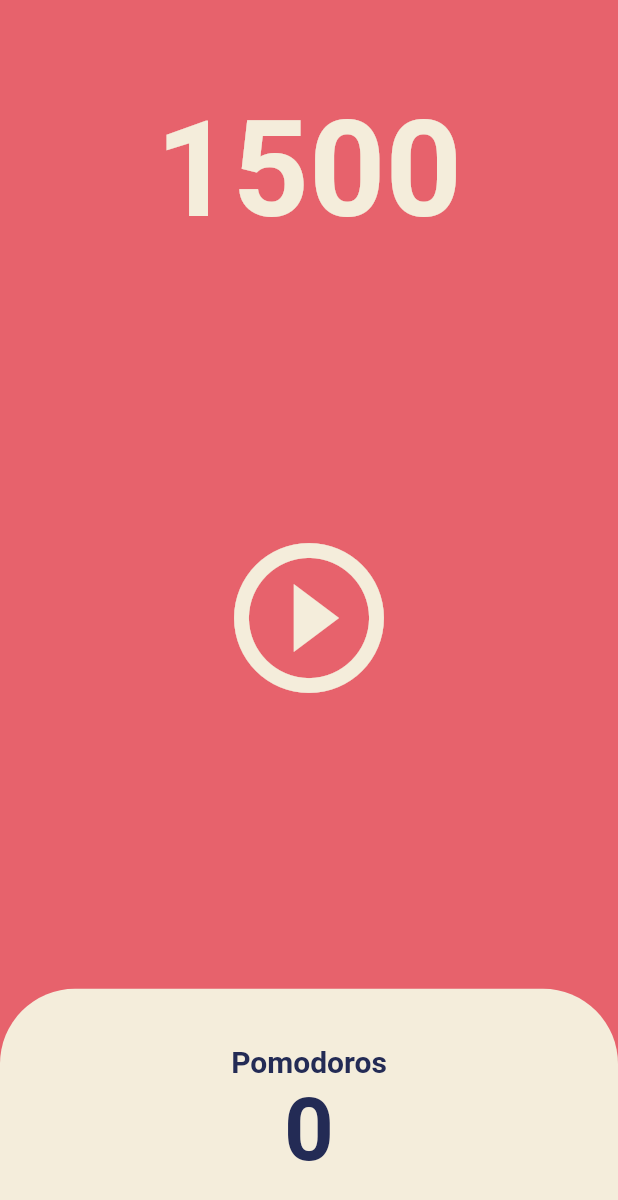
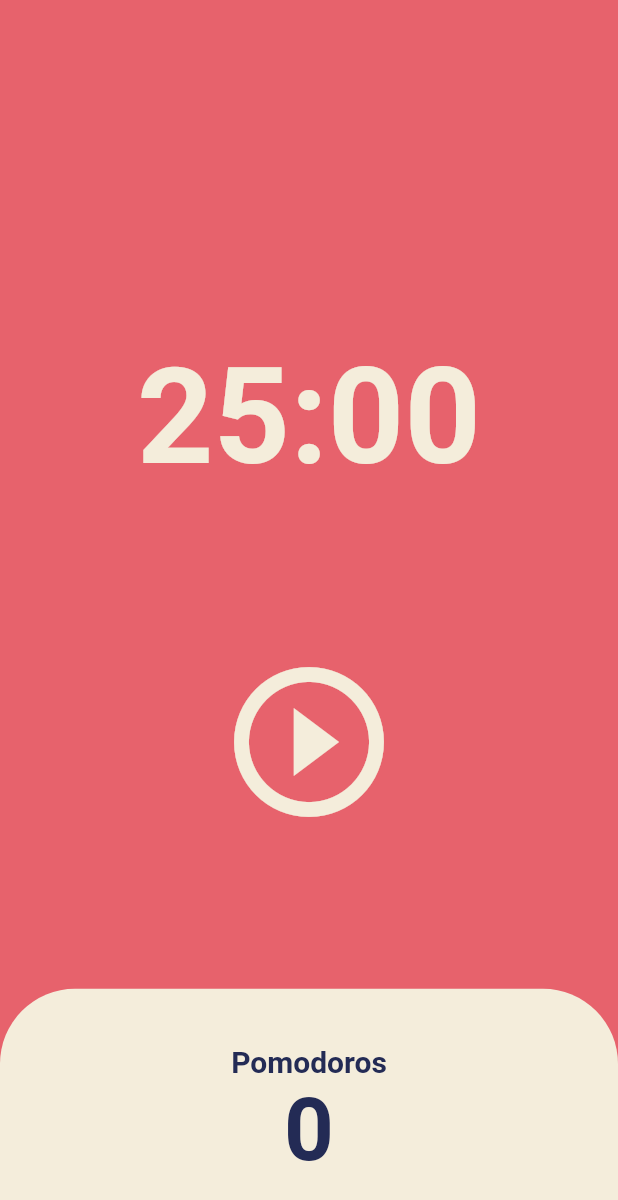
Before and after one commit to baekjungkim/pomodoro, a Flutter app: the screen it shows after launch, on a phone screen of 412 x 824 dp. Shown: the top 1200 px of the screen. Run offline on Flutter 3.47's test engine with Material 2 defaults, Android fonts, the phone set to English and light mode, and no system bars.

Commit message:
#5.3 DateFormat

```diff
--- a/lib/screens/home_screen.dart
+++ b/lib/screens/home_screen.dart
@@ -9,13 +9,25 @@ class HomeScreen extends StatefulWidget {
 }
 
 class _HomeScreenState extends State<HomeScreen> {
-  int totalSeconds = 1500;
+  static const twentyFiveMinutes = 1500;
+  int totalSeconds = twentyFiveMinutes;
+  bool isRunning = false;
+  int totalPomodoros = 0;
   late Timer timer;
 
   void onTick(Timer timer) {
-    setState(() {
-      totalSeconds = totalSeconds - 1;
-    });
+    if (totalSeconds == 0) {
+      setState(() {
+        totalPomodoros = totalPomodoros + 1;
+        totalSeconds = twentyFiveMinutes;
+        isRunning = false;
+      });
+      timer.cancel();
+    } else {
+      setState(() {
+        totalSeconds = totalSeconds - 1;
+      });
+    }
   }
 
   void onStartPressed() {
@@ -23,6 +35,22 @@ class _HomeScreenState extends State<HomeScreen> {
       const Duration(seconds: 1),
       onTick,
     );
+    setState(() {
+      isRunning = true;
+    });
+  }
+
+  void onPausePressed() {
+    timer.cancel();
+    setState(() {
+      isRunning = false;
+    });
+  }
+
+  String onSecondsConvertToMinutes(int seconds) {
+    var duration = Duration(seconds: seconds);
+    var formatDuration = duration.toString().split(".").first.substring(2, 7);
+    return formatDuration;
   }
 
   @override
@@ -32,11 +60,11 @@ class _HomeScreenState extends State<HomeScreen> {
       body: Column(
         children: [
           Flexible(
-            flex: 1,
+            flex: 2,
             child: Container(
               alignment: Alignment.bottomCenter,
               child: Text(
-                '$totalSeconds',
+                onSecondsConvertToMinutes(totalSeconds),
                 style: TextStyle(
                   color: Theme.of(context).cardColor,
                   fontSize: 89,
@@ -46,13 +74,15 @@ class _HomeScreenState extends State<HomeScreen> {
             ),
           ),
           Flexible(
-            flex: 3,
+            flex: 2,
             child: Center(
               child: IconButton(
                 iconSize: 120,
                 color: Theme.of(context).cardColor,
-                onPressed: onStartPressed,
-                icon: const Icon(Icons.play_circle_outline),
+                onPressed: isRunning ? onPausePressed : onStartPressed,
+                icon: Icon(isRunning
+                    ? Icons.pause_circle_outline
+                    : Icons.play_circle_outline),
               ),
             ),
           ),
@@ -81,7 +111,7 @@ class _HomeScreenState extends State<HomeScreen> {
                           ),
                         ),
                         Text(
-                          '0',
+                          '$totalPomodoros',
                           style: TextStyle(
                             fontSize: 58,
                             fontWeight: FontWeight.w600,
```
